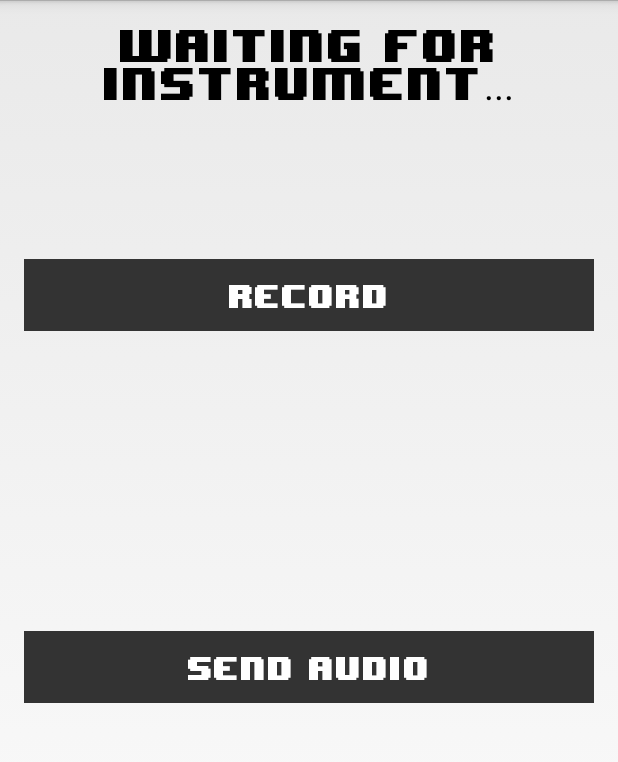
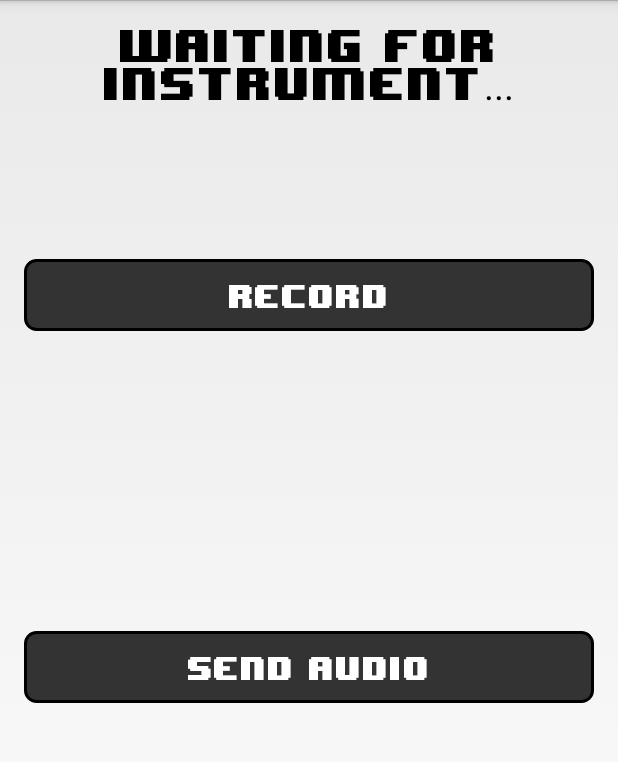
Before and after one commit to bystam/remote-goat, an Android app: the screen it shows after launch (MainActivity), on a phone screen of 412 x 824 dp, the part 72-834 px from its top. Run offline under Robolectric (Android 15) with nearby library versions, the phone set to English and light mode, and no system bars.

Commit message:
Fixed problem with custom buttons.

```diff
--- a/android/RemoteGoat/app/src/main/java/com/example/remotegoat/app/MainActivity.java
+++ b/android/RemoteGoat/app/src/main/java/com/example/remotegoat/app/MainActivity.java
@@ -28,7 +28,6 @@ public class MainActivity extends Activity {
         TextView instrumentTitle = (TextView) findViewById(R.id.instrument_name);
         instrumentTitle.setTypeface(font);
         Button recordingButton = (Button) findViewById(R.id.recordButton);
-        recordingButton.setBackgroundColor(getResources().getColor(R.color.dark_grey));
         recordingButton.setTypeface(font);
         int titleId = getResources().getIdentifier("action_bar_title", "id",
                 "android");
@@ -44,7 +43,6 @@ public class MainActivity extends Activity {
         });
 
         Button sendFileButton = (Button) findViewById(R.id.sendButton);
-        sendFileButton.setBackgroundColor(getResources().getColor(R.color.dark_grey));
         sendFileButton.setTypeface(font);
         sendFileButton.setOnClickListener(new View.OnClickListener() {
             @Override
--- a/android/RemoteGoat/app/src/main/res/drawable/button_custom.xml
+++ b/android/RemoteGoat/app/src/main/res/drawable/button_custom.xml
@@ -12,7 +12,7 @@
         <shape>
             <stroke android:width="2dp" android:color="#000" />
 
-            <solid android:color="#F00" />
+            <solid android:color="#333" />
 
             <corners android:bottomLeftRadius="7dp" android:bottomRightRadius="7dp" android:topLeftRadius="7dp" android:topRightRadius="7dp" />
         </shape>
```
